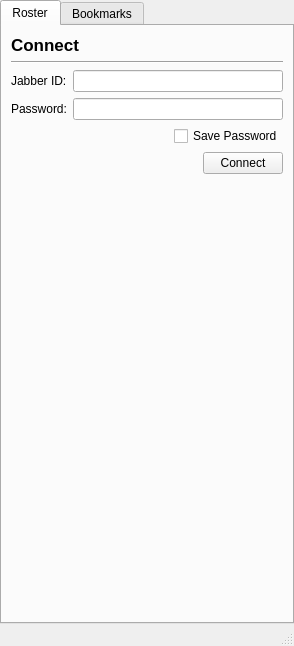
Above: widgets/mainWindow.ui from xmpp-graveyard/jabbim before the change. Below: the same form after it.
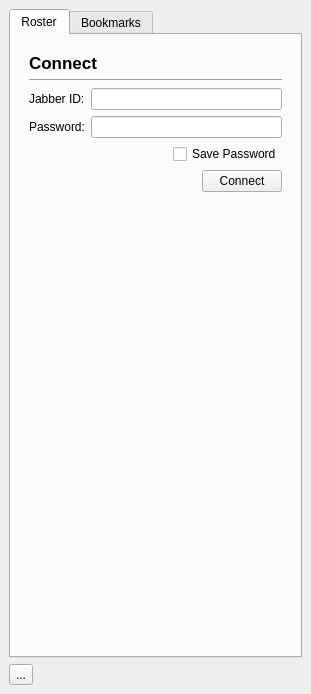
That is the form after the change.

Diff of the .ui file:
```diff
--- a/widgets/mainWindow.ui
+++ b/widgets/mainWindow.ui
@@ -5,8 +5,8 @@
    <rect>
     <x>0</x>
     <y>0</y>
-    <width>294</width>
-    <height>646</height>
+    <width>311</width>
+    <height>694</height>
    </rect>
   </property>
   <property name="windowTitle" >
@@ -15,11 +15,24 @@
   <widget class="QWidget" name="centralwidget" >
    <layout class="QGridLayout" >
     <property name="margin" >
-     <number>0</number>
+     <number>9</number>
     </property>
     <property name="spacing" >
-     <number>0</number>
+     <number>6</number>
     </property>
+    <item row="1" column="0" >
+     <widget class="QToolButton" name="statusButton" >
+      <property name="text" >
+       <string>...</string>
+      </property>
+      <property name="popupMode" >
+       <enum>QToolButton::InstantPopup</enum>
+      </property>
+      <property name="toolButtonStyle" >
+       <enum>Qt::ToolButtonTextBesideIcon</enum>
+      </property>
+     </widget>
+    </item>
     <item row="0" column="0" >
      <widget class="QTabWidget" name="tabWidget" >
       <property name="currentIndex" >
@@ -31,10 +44,10 @@
        </attribute>
        <layout class="QGridLayout" >
         <property name="margin" >
-         <number>0</number>
+         <number>9</number>
         </property>
         <property name="spacing" >
-         <number>0</number>
+         <number>6</number>
         </property>
         <item row="0" column="0" >
          <widget class="QStackedWidget" name="rosterStackedWidget" >
@@ -49,6 +62,26 @@
             <property name="spacing" >
              <number>6</number>
             </property>
+            <item row="1" column="0" >
+             <widget class="Line" name="line" >
+              <property name="orientation" >
+               <enum>Qt::Horizontal</enum>
+              </property>
+             </widget>
+            </item>
+            <item row="5" column="0" >
+             <spacer>
+              <property name="orientation" >
+               <enum>Qt::Vertical</enum>
+              </property>
+              <property name="sizeHint" >
+               <size>
+                <width>20</width>
+                <height>331</height>
+               </size>
+              </property>
+             </spacer>
+            </item>
             <item row="3" column="0" >
              <layout class="QHBoxLayout" >
               <property name="margin" >
@@ -150,19 +183,6 @@
               </item>
              </layout>
             </item>
-            <item row="5" column="0" >
-             <spacer>
-              <property name="orientation" >
-               <enum>Qt::Vertical</enum>
-              </property>
-              <property name="sizeHint" >
-               <size>
-                <width>20</width>
-                <height>331</height>
-               </size>
-              </property>
-             </spacer>
-            </item>
             <item row="4" column="0" >
              <layout class="QHBoxLayout" >
               <property name="margin" >
@@ -231,7 +251,6 @@
     </rect>
    </property>
   </widget>
-  <widget class="QStatusBar" name="statusbar" />
  </widget>
  <resources/>
  <connections/>
```
Left out of the diff: 9 changed lines with no effect on the pictures.
